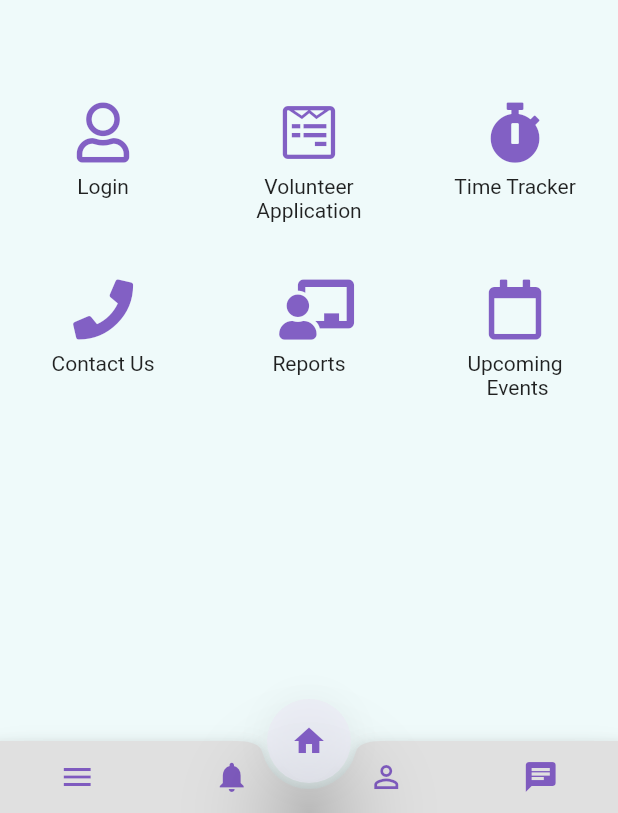
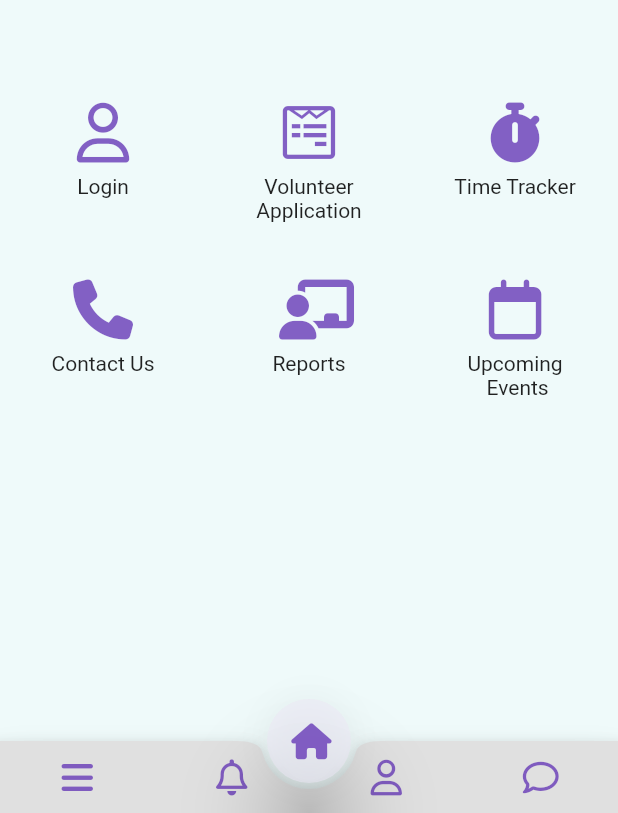
Before and after one commit to ce-akhil/Volunteer-Management-System, a Flutter app: the screen it shows after launch, on a phone screen of 412 x 824 dp, the part 423-1236 px from its top. Run offline on Flutter 3.47's test engine with Material 2 defaults, Android fonts, the phone set to English and light mode, and no system bars; our stand-ins replace bot_toast, font_awesome_flutter, responsive_grid.

Commit message:
Minor Changes in code

```diff
--- a/lib/action_button.dart
+++ b/lib/action_button.dart
@@ -1,4 +1,5 @@
 import 'package:flutter/material.dart';
+import 'package:font_awesome_flutter/font_awesome_flutter.dart';
 import 'package:vms/main.dart';
 
 class AppActionButton extends StatelessWidget {
@@ -8,7 +9,7 @@ class AppActionButton extends StatelessWidget {
   Widget build(BuildContext context) {
     return FloatingActionButton(
       child: IconButton(
-        icon: Icon(Icons.home),
+        icon: Icon(FontAwesomeIcons.home),
         onPressed: () {
           Navigator.push(
               context,
--- a/lib/appbottombar.dart
+++ b/lib/appbottombar.dart
@@ -1,5 +1,6 @@
 import 'package:flutter/cupertino.dart';
 import 'package:flutter/material.dart';
+import 'package:font_awesome_flutter/font_awesome_flutter.dart';
 import 'package:vms/profile.dart';
 
 class AppBottomBar extends StatefulWidget {
@@ -18,15 +19,15 @@ class _AppBottomBarState extends State<AppBottomBar> {
         mainAxisAlignment: MainAxisAlignment.spaceAround,
         children: <Widget>[
           IconButton(
-            icon: Icon(Icons.menu),
+            icon: Icon(FontAwesomeIcons.bars),
             onPressed: () {},
           ),
           IconButton(
-            icon: Icon(Icons.notifications),
+            icon: Icon(FontAwesomeIcons.bell),
             onPressed: () {},
           ),
           IconButton(
-            icon: Icon(Icons.perm_identity),
+            icon: Icon(FontAwesomeIcons.user),
             onPressed: () {
               Navigator.push(
                   context,
@@ -34,7 +35,7 @@ class _AppBottomBarState extends State<AppBottomBar> {
             },
           ),
           IconButton(
-            icon: Icon(Icons.chat),
+            icon: Icon(FontAwesomeIcons.comment),
             onPressed: () {},
           ),
         ],
--- a/pubspec.yaml
+++ b/pubspec.yaml
@@ -44,5 +44,7 @@ dev_dependencies:
 # The following section is specific to Flutter.
 flutter:
   assets:
+    - assets/image/
     - assets/logo/
-    - assets/image/
+
+  uses-material-design: true
```
Also changed, not shown: pubspec.lock (deleted).
